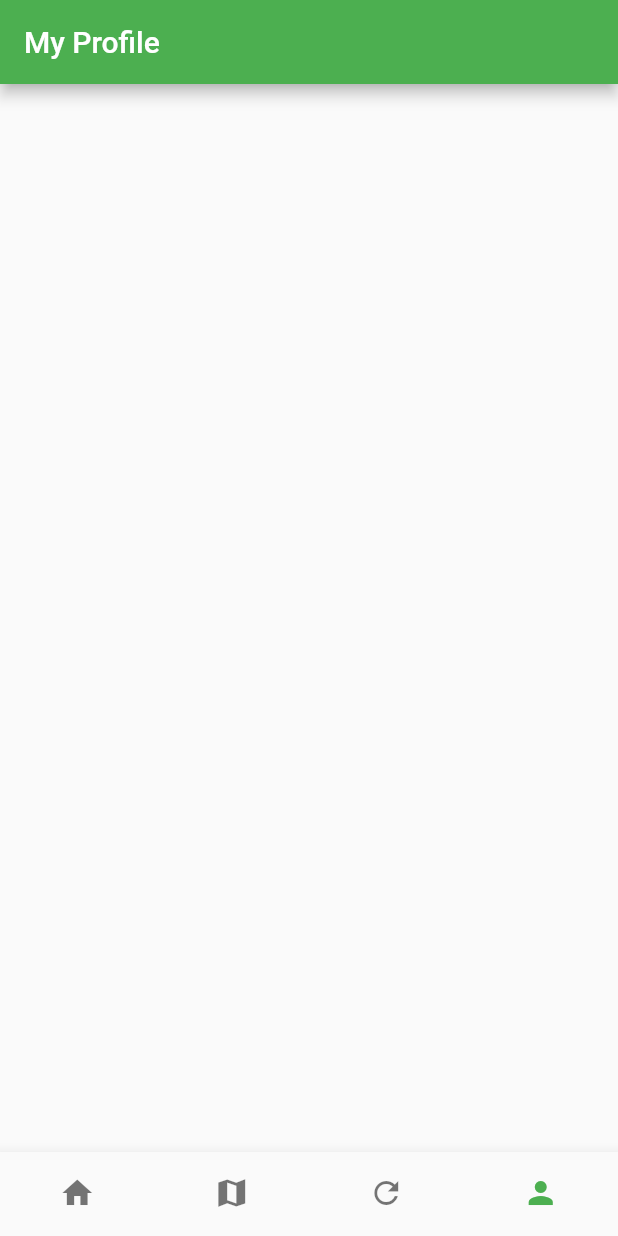
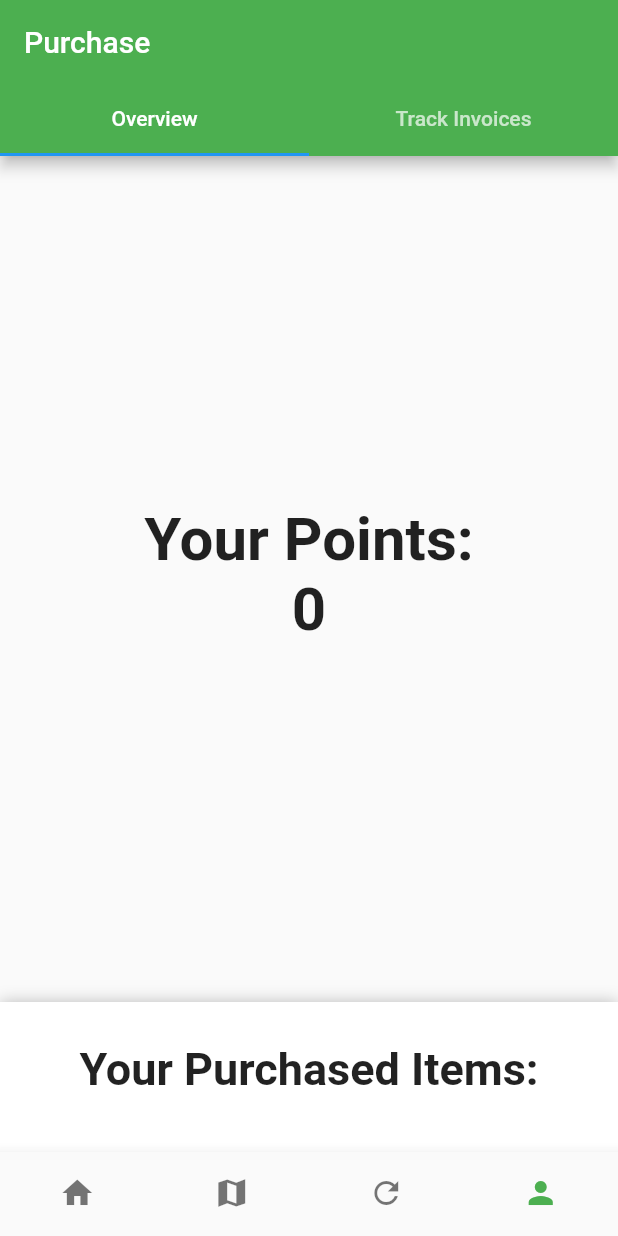
Before and after one commit to zancrash/Circulr, a Flutter app: the screen it shows once a user with an empty profile is signed in, item 4 of the bottom bar chosen, on a phone screen of 412 x 824 dp. Run offline on Flutter 3.47's test engine with Material 2 defaults, Android fonts, the phone set to English and light mode, and no system bars; drawn by our look-alikes of sliding_up_panel; our stand-ins replace cloud_firestore, firebase_auth, firebase_core, flutter_spinbox, google_maps_flutter, google_sign_in and 1 more; missing offline and left inert: flutter_stripe; accounts and stored records are empty; network calls fail.

Commit message:
add points and purchased items to profile screen

```diff
--- a/lib/screens/home_screen.dart
+++ b/lib/screens/home_screen.dart
@@ -22,6 +22,7 @@ class _HomeScreenState extends State<HomeScreen> {
       child: Text(
         'Welcome to the Circulr Economy',
         style: optionStyle,
+        textAlign: TextAlign.center,
       ),
     );
   }
--- a/lib/screens/profile_screen.dart
+++ b/lib/screens/profile_screen.dart
@@ -1,6 +1,8 @@
 import 'package:flutter/material.dart';
 import 'widgets/user_items.dart';
 import 'widgets/user_invoices.dart';
+import 'widgets/ProfileView.dart';
+import '';
 
 class ProfileScreen extends StatefulWidget {
   const ProfileScreen({Key? key}) : super(key: key);
@@ -20,20 +22,47 @@ class _ProfileScreenState extends State<ProfileScreen> {
     //     title: Text('Profile'),
     //     backgroundColor: Colors.green,
     //   ),
-    //   body: UserInvoices(),
+    //   body: ProfileView(),
     // );
-    return Scaffold(
-      appBar: AppBar(
-        title: Text('My Profile'),
-        backgroundColor: Colors.green,
-      ),
-      body: SingleChildScrollView(
-        child: Column(
-          children: <Widget>[
-            UserInvoices(),
-          ],
-        ),
-      ),
+    return MaterialApp(
+      home: DefaultTabController(
+          length: 2,
+          child: Scaffold(
+            appBar: AppBar(
+              title: Text('Purchase'),
+              backgroundColor: Colors.green,
+              bottom: const TabBar(
+                tabs: <Widget>[
+                  Tab(text: 'Overview'),
+                  Tab(text: 'Track Invoices'),
+                ],
+              ),
+            ),
+            body: TabBarView(
+              children: [
+                // Center(child: PurchaseForm()),
+                Center(
+                  child: ProfileView(),
+                ),
+                Center(child: UserInvoices()),
+              ],
+            ),
+          )),
     );
+
+    // return Scaffold(
+    //   appBar: AppBar(
+    //     title: Text('My Profile'),
+    //     backgroundColor: Colors.green,
+    //   ),
+    //   body: SingleChildScrollView(
+    //     child: Column(
+    //       children: <Widget>[
+    //         UserInvoices(),
+    //       ],
+    //     ),
+    //   ),
+    // );
+    // return ProfileView();
   }
 }
--- /dev/null
+++ b/lib/screens/widgets/ProfileView.dart
@@ -0,0 +1,52 @@
+import 'package:flutter/material.dart';
+import 'package:cloud_firestore/cloud_firestore.dart';
+import 'UserPoints.dart';
+import 'UserPurchased.dart';
+import 'package:sliding_up_panel/sliding_up_panel.dart';
+
+class ProfileView extends StatefulWidget {
+  const ProfileView({Key? key}) : super(key: key);
+
+  @override
+  _ProfileViewState createState() => _ProfileViewState();
+}
+
+class _ProfileViewState extends State<ProfileView> {
+  static const TextStyle optionStyle =
+      TextStyle(fontSize: 30, fontWeight: FontWeight.bold);
+
+  @override
+  Widget build(BuildContext context) {
+    return Stack(
+      children: <Widget>[
+        Center(
+          child: Container(
+            child: UserPoints(),
+          ),
+        ),
+        SlidingUpPanel(
+          panel: Stack(
+            children: [
+              Container(
+                margin: const EdgeInsets.fromLTRB(0, 10.0, 0, 0),
+                height: 70,
+                child: Center(
+                  child: Text(
+                    'Your Purchased Items:',
+                    style: optionStyle,
+                  ),
+                ),
+              ),
+              Container(
+                margin: EdgeInsets.fromLTRB(0, 80.0, 0, 0),
+                child: UserPurchased(),
+              ),
+            ],
+          ),
+        ),
+
+        // SlidingUpPanel(panel: UserPurchased()),
+      ],
+    );
+  }
+}
--- /dev/null
+++ b/lib/screens/widgets/UserPoints.dart
@@ -0,0 +1,60 @@
+import 'package:flutter/material.dart';
+import 'package:cloud_firestore/cloud_firestore.dart';
+import 'package:firebase_auth/firebase_auth.dart';
+
+class UserPoints extends StatefulWidget {
+  const UserPoints({Key? key}) : super(key: key);
+
+  @override
+  _UserPointsState createState() => _UserPointsState();
+}
+
+class _UserPointsState extends State<UserPoints> {
+  // final Stream<QuerySnapshot> _pointsStream = FirebaseFirestore.instance
+  //     .collection('users')
+  //     .doc(FirebaseAuth.instance.currentUser?.uid)
+  //     .collection('items_purchased')
+  //     .snapshots();
+
+  static const TextStyle optionStyle =
+      TextStyle(fontSize: 40, fontWeight: FontWeight.bold);
+
+  int getPoints() {
+    User? user = FirebaseAuth.instance.currentUser;
+
+    DocumentReference documentReference =
+        FirebaseFirestore.instance.collection('users').doc(user?.uid);
+
+    int points = 0;
+
+    documentReference.get().then((snapshot) {
+      points = snapshot['points'].toInt();
+    });
+
+    return points;
+  }
+
+  // int userPoints = getPoints();
+
+  @override
+  Widget build(BuildContext context) {
+    return Center(
+      child: Container(
+        height: 200,
+        child: Column(
+          children: [
+            Text(
+              'Your Points:',
+              style: optionStyle,
+            ),
+            Text(
+              getPoints().toString(),
+              style: optionStyle,
+              textAlign: TextAlign.center,
+            ),
+          ],
+        ),
+      ),
+    );
+  }
+}
```
Also changed, not shown: lib/screens/widgets/UserPurchased.dart (added, +57 -0 lines).
